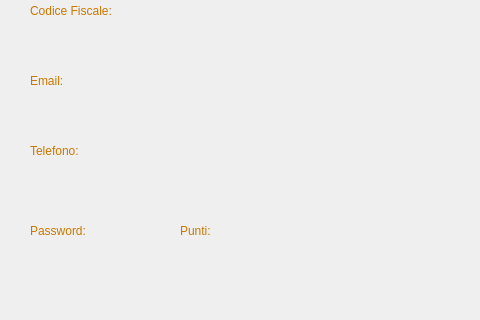
Before: the Qt Designer form Viste/VistaVisualizzaProfiloPersonaleCliente.ui in GiacomoPrincipi/CineMax, drawn with Qt 5; both pictures show x 0 to 480 and y 179 to 499 of the 790 by 499 pixel window.
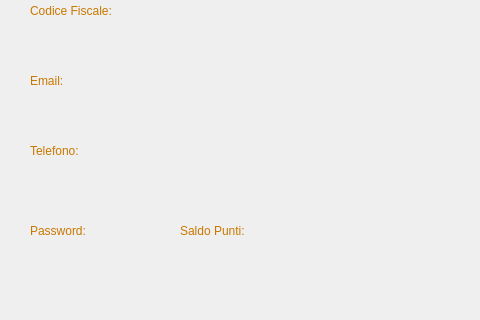
After: the same form once the commit is applied. Icons and pictures are not drawn. Custom widgets are drawn as their Qt base class.

Diff of the .ui file:
```diff
--- a/Viste/VistaVisualizzaProfiloPersonaleCliente.ui
+++ b/Viste/VistaVisualizzaProfiloPersonaleCliente.ui
@@ -422,7 +422,7 @@
 }</string>
    </property>
    <property name="text">
-    <string>Punti:</string>
+    <string>Saldo Punti:</string>
    </property>
    <property name="alignment">
     <set>Qt::AlignmentFlag::AlignLeading|Qt::AlignmentFlag::AlignLeft|Qt::AlignmentFlag::AlignVCenter</set>
```
Left out of the diff: 4 changed lines with no effect on the pictures.
